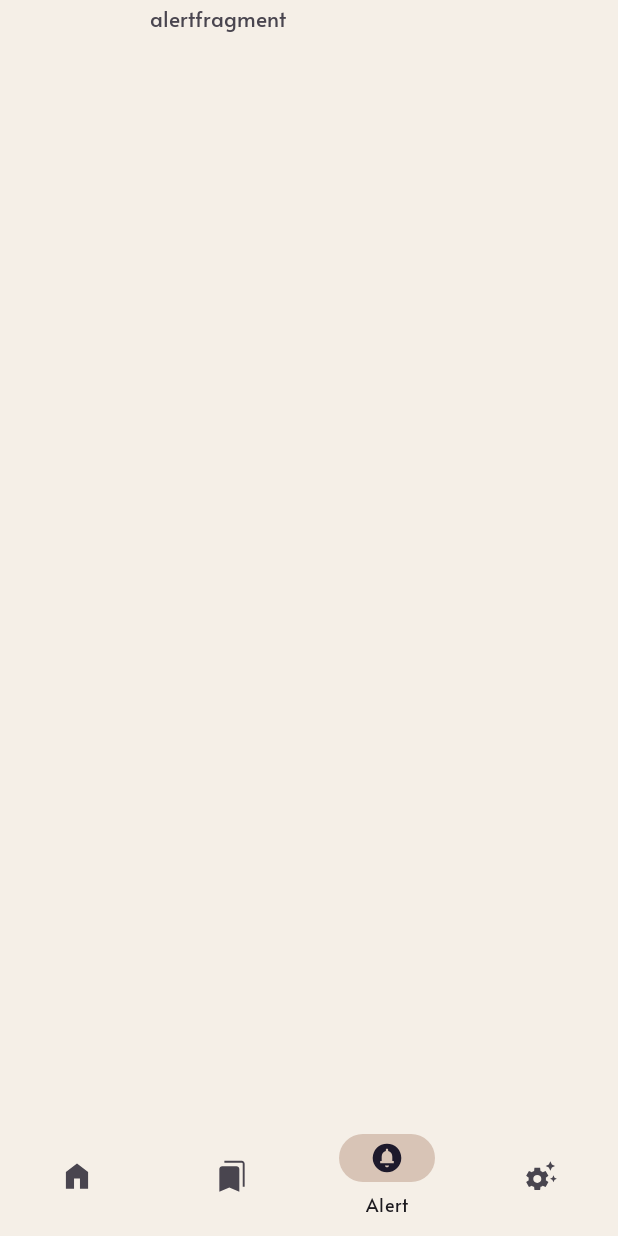
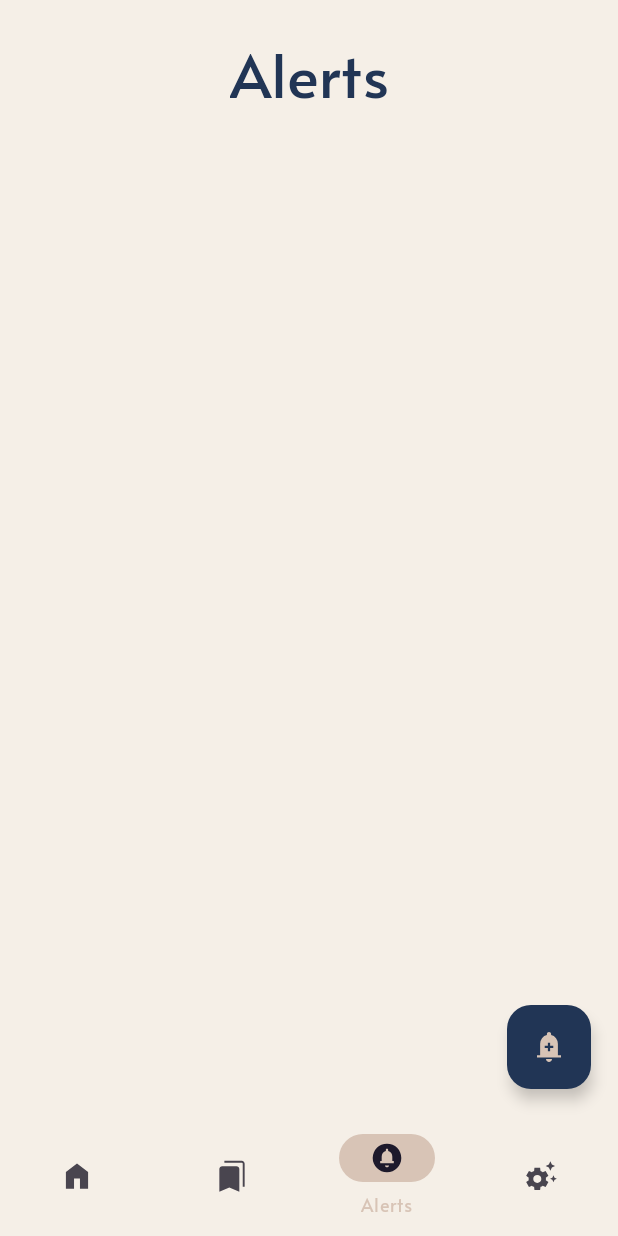
Before and after one commit to hassankamal87/Weather-Cast-ITI-Android, an Android app: the AlertFragment screen opened through its navigation route, on a phone screen of 412 x 824 dp. Run offline under Robolectric (Android 15) with nearby library versions, the phone set to English and light mode, and no system bars; our stand-ins replace navigation-ui.

Commit message:
Alert fragment UI

```diff
--- a/app/src/main/res/layout/fragment_alert.xml
+++ b/app/src/main/res/layout/fragment_alert.xml
@@ -1,15 +1,47 @@
 <?xml version="1.0" encoding="utf-8"?>
-<FrameLayout xmlns:android="http://schemas.android.com/apk/res/android"
+<androidx.constraintlayout.widget.ConstraintLayout xmlns:android="http://schemas.android.com/apk/res/android"
+    xmlns:app="http://schemas.android.com/apk/res-auto"
     xmlns:tools="http://schemas.android.com/tools"
     android:layout_width="match_parent"
     android:layout_height="match_parent"
     tools:context=".alert.view.AlertFragment">
 
-    <!-- TODO: Update blank fragment layout -->
+
     <TextView
-        android:layout_width="match_parent"
-        android:layout_height="match_parent"
-        android:text="alertfragment"
-        android:layout_marginStart="100dp"/>
+        android:id="@+id/_tv_title_alert"
+        android:layout_width="wrap_content"
+        android:layout_height="wrap_content"
+        android:layout_marginTop="15dp"
+        android:text="@string/alert_title"
+        android:textColor="@color/text_color"
+        android:textSize="40sp"
+        app:layout_constraintEnd_toEndOf="parent"
+        app:layout_constraintStart_toStartOf="parent"
+        app:layout_constraintTop_toTopOf="parent" />
 
-</FrameLayout>
+    <androidx.recyclerview.widget.RecyclerView
+        android:id="@+id/rv_alerts"
+        android:layout_width="0dp"
+        android:layout_height="0dp"
+        android:orientation="vertical"
+        app:layoutManager="androidx.recyclerview.widget.LinearLayoutManager"
+        app:layout_constraintBottom_toBottomOf="parent"
+        app:layout_constraintEnd_toEndOf="parent"
+        app:layout_constraintStart_toStartOf="parent"
+        app:layout_constraintTop_toBottomOf="@id/_tv_title_alert"
+        tools:listitem="@layout/item_alert" />
+
+    <com.google.android.material.floatingactionbutton.FloatingActionButton
+        android:id="@+id/fab_add_alert"
+        android:layout_width="wrap_content"
+        android:layout_height="wrap_content"
+        android:layout_margin="18dp"
+        android:backgroundTint="@color/text_color"
+        app:layout_constraintBottom_toBottomOf="parent"
+        app:layout_constraintEnd_toEndOf="parent"
+        app:rippleColor="@color/second_color_yellow"
+        android:src="@drawable/alert_add"
+        app:tint="@color/second_color_yellow"
+        android:contentDescription="@string/add_alert"/>
+
+</androidx.constraintlayout.widget.ConstraintLayout>
--- a/app/src/main/res/values/colors.xml
+++ b/app/src/main/res/values/colors.xml
@@ -6,5 +6,6 @@
     <color name="baseColor">#F5EFE7</color>
     <color name="active_color">#D8C4B6</color>
     <color name="text_color">#213555</color>
+    <color name="second_color">#4F709C</color>
     <color name="second_color_yellow">#D8C4B6</color>
 </resources>
--- a/app/src/main/res/values/strings.xml
+++ b/app/src/main/res/values/strings.xml
@@ -4,7 +4,7 @@
     <string name="hello_blank_fragment">Hello blank fragment</string>
     <string name="favourite_title">Favourite</string>
     <string name="home_title">Home</string>
-    <string name="alert_title">Alert</string>
+    <string name="alert_title">Alerts</string>
     <string name="setting_title">Setting</string>
     <string name="noaa_weather">NOAA Weather</string>
     <string name="_19_c">19°C</string>
@@ -30,4 +30,11 @@
     <string name="_0_0">0.0</string>
     <string name="cloud">Cloud</string>
     <string name="_0percentage">0%</string>
+    <string name="_3_58_am">3:58 AM</string>
+    <string name="to">TO</string>
+    <string name="add_alert">Add Alert</string>
+    <string name="from">FROM</string>
+    <string name="alert_noS">Alert</string>
+    <string name="notification">Notification</string>
+    <string name="save">SAVE</string>
 </resources>
--- a/app/src/main/res/values/themes.xml
+++ b/app/src/main/res/values/themes.xml
@@ -4,6 +4,8 @@
         <item name="colorPrimaryDark">@color/baseColor</item>
         <item name="android:windowLightStatusBar">true</item>
         <item name="android:fontFamily">@font/alata_regular</item>
+        <item name="colorOnSurface">@color/second_color_yellow</item>
+        <item name="colorPrimary">@color/second_color_yellow</item>
     </style>
 
     <style name="Theme.NOAA" parent="Base.Theme.NOAA" />
```
Also changed, not shown: app/src/main/res/layout/item_alert.xml (added, +80 -0 lines).
